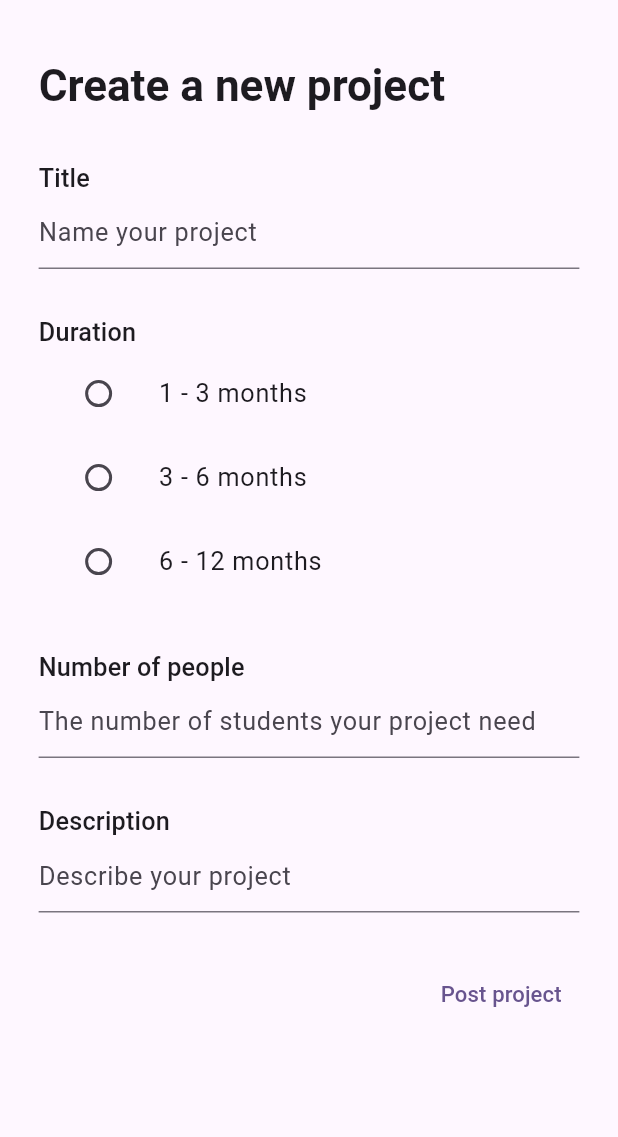
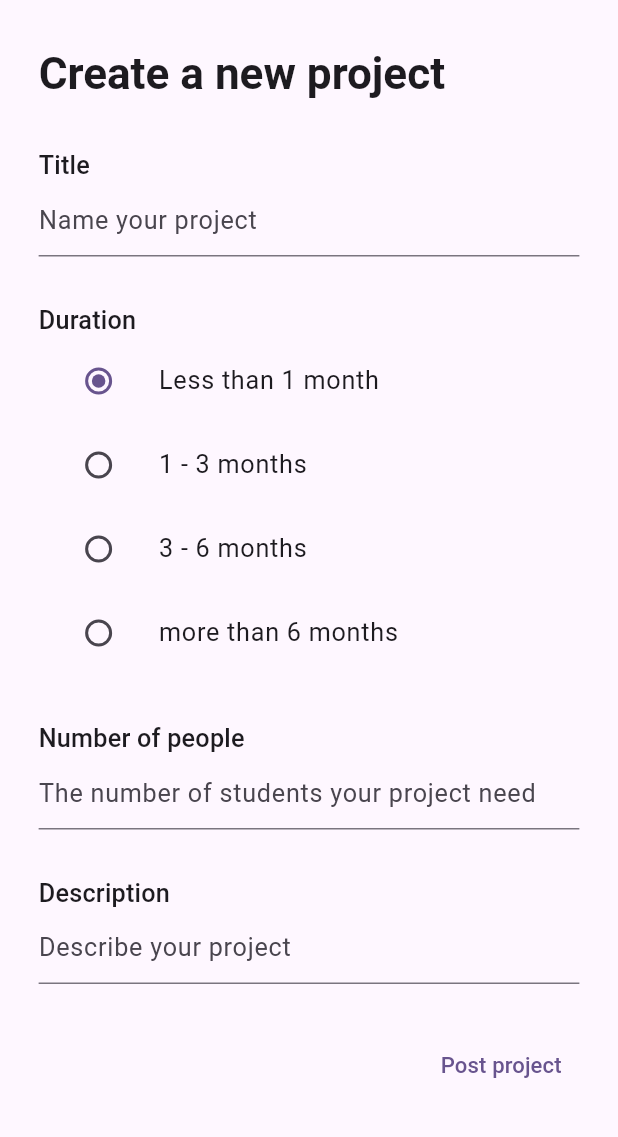
Before and after one commit to manhvu0803/student-hub-flutter, a Flutter app: the CompanyDashboard widget shown alone on an empty page, opened directly, after a tap on "Post a project", on a phone screen of 412 x 824 dp, the part 84-1221 px from its top. Run offline on Flutter 3.47's test engine with Material 3 defaults, Android fonts, the phone set to English and light mode, and no system bars; our stand-ins replace flutter_chat_types, flutter_chat_ui, shared_preferences; accounts and stored records are empty.

Commit message:
feat: Add project listing

```diff
--- a/lib/client/account_client.dart
+++ b/lib/client/account_client.dart
@@ -26,7 +26,7 @@ Future<void> signUp(String email, String password, String fullName, bool isStude
       "email": email,
       "password": password,
       "fullname": fullName,
-      "role": isStudent ? 1 : 0
+      "role": isStudent ? 0 : 1
     }),
     headers: {
       "Content-Type": "application/json"
--- a/lib/client/client.dart
+++ b/lib/client/client.dart
@@ -5,7 +5,6 @@ import './account_client.dart';
 import 'package:student_hub_flutter/models/user.dart';
 
 export './account_client.dart';
-export './company_client.dart';
 
 const String baseUrl = "https://api.studenthub.dev";
 
--- a/lib/client/company_client.dart
+++ b/lib/client/company_client.dart
@@ -4,13 +4,7 @@ import 'package:http/http.dart' as http;
 import './client.dart';
 
 Future<Project> createProject(Project project) async {
-  if (token.isEmpty || user == null) {
-    throw Exception("Hasn't logged in yet");
-  }
-
-  if (user!.company == null) {
-    throw Exception("User hasn't created a company profle");
-  }
+  _checkLogInState();
 
   var response = await http.post(
     Uri.parse("$baseUrl/api/project"),
@@ -30,3 +24,39 @@ Future<Project> createProject(Project project) async {
   var json = handleResponse(response);
   return Project.fromJson(json["result"]);
 }
+
+Future<List<Project>> getProjects() async {
+  _checkLogInState();
+
+  var response = await http.get(
+    Uri.parse("$baseUrl/api/project/company/${user!.company!.id}"),
+    headers: {
+      "Authorization": "Bearer $token",
+    }
+  );
+
+  var json = handleResponse(response);
+  var projects = <Project>[];
+
+  for (var innerJson in json["result"] ?? json) {
+    try {
+      projects.add(Project.fromJson(innerJson));
+    }
+    catch (e, stackTrace) {
+      print(e);
+      print(stackTrace);
+    }
+  }
+
+  return projects;
+}
+
+_checkLogInState() {
+  if (token.isEmpty || user == null) {
+    throw Exception("Hasn't logged in yet");
+  }
+
+  if (user!.company == null) {
+    throw Exception("User hasn't created a company profle");
+  }
+}
--- a/lib/models/category.dart
+++ b/lib/models/category.dart
@@ -10,7 +10,7 @@ class Category {
   Category.fromJson(Map<String, dynamic> json) :
     id = json["id"] ?? json["Id"] ?? json["ID"],
     name = json["name"] ?? json["Name"],
-    createdAt = DateTime.tryParse(json["createdAt"]) ?? DateTime.now(),
+    createdAt = DateTime.tryParse(json["createdAt"] ?? "") ?? DateTime.now(),
     updatedAt = DateTime.tryParse(json["updatedAt"] ?? ""),
     deletedAt = DateTime.tryParse(json["deletedAt"] ?? "");
 }
--- a/lib/models/project.dart
+++ b/lib/models/project.dart
@@ -1,3 +1,7 @@
+import 'project_scope.dart';
+
+export 'project_scope.dart';
+
 class Project {
   int id = -1;
   String title = '';
@@ -7,7 +11,7 @@ class Project {
   String description = '';
   String companyId = "";
   String companyName = "";
-  int projectScope = -1;
+  ProjectScope projectScope = ProjectScope.short;
   int numberOfStudent = -1;
   int type = -1;
   int proposalCount = -1;
@@ -17,16 +21,16 @@ class Project {
 
   Project.fromJson(Map<String, dynamic> json) :
     id = json["id"] ?? json["Id"] ?? json["ID"],
-    createdAt = json["createdAt"] ?? DateTime.now(),
-    updatedAt = json["updatedAt"],
-    deletedAt = json["deletedAt"],
+    createdAt = DateTime.tryParse(json["createdAt"] ?? "") ?? DateTime.now(),
+    updatedAt = DateTime.tryParse(json["updatedAt"] ?? ""),
+    deletedAt = DateTime.tryParse(json["deletedAt"] ?? ""),
     description = json["description"] ?? json["desc"],
-    companyId = json["companyId"],
-    companyName = json["companyName"],
-    projectScope = json["projectScopeFlag"],
-    title = json["title"],
-    numberOfStudent = json["numberOfStudent"],
-    type = json["type"],
-    proposalCount = json["countProposals"],
+    companyId = json["companyId"] ?? "",
+    companyName = json["companyName"] ?? "",
+    projectScope = ProjectScope.fromFlag(json["projectScopeFlag"] ?? -1),
+    title = json["title"] ?? -1,
+    numberOfStudent = json["numberOfStudent"] ?? -1,
+    type = json["type"] ?? -1,
+    proposalCount = json["countProposals"] ?? -1,
     isFavorite = json["isFavorite"] ?? false;
 }
--- /dev/null
+++ b/lib/models/project_scope.dart
@@ -0,0 +1,20 @@
+enum ProjectScope {
+  short(0, "Less than 1 month"),
+  medium(1, "1 - 3 months"),
+  long(2, "3 - 6 months"),
+  veryLong(3, "more than 6 months");
+
+  final int flag;
+  final String description;
+
+  const ProjectScope(this.flag, this.description);
+
+  static ProjectScope fromFlag(int flag) {
+    return switch (flag) {
+      0 => short,
+      1 => medium,
+      2 => long,
+      _ => veryLong
+    };
+  }
+}
--- a/lib/screens/company/company_dashboard.dart
+++ b/lib/screens/company/company_dashboard.dart
@@ -2,8 +2,11 @@ import 'package:flutter/material.dart';
 import 'package:student_hub_flutter/extensions/context_dialog_extension.dart';
 import 'package:student_hub_flutter/extensions/context_theme_extension.dart';
 import 'package:student_hub_flutter/extensions/date_time_extension.dart';
+import 'package:student_hub_flutter/models/project.dart';
 import 'package:student_hub_flutter/screens/post_project_page.dart';
 import 'package:student_hub_flutter/screens/company/project_page.dart';
+import 'package:student_hub_flutter/client/company_client.dart' as client;
+import 'package:student_hub_flutter/widgets/refreshable_future_builder.dart';
 
 class CompanyDashboard extends StatelessWidget {
   const CompanyDashboard({super.key});
@@ -15,7 +18,7 @@ class CompanyDashboard extends StatelessWidget {
       children: [
         Center(
           child: ElevatedButton(
-            onPressed: () => context.pushRoute((context) => const PostProjectTitle()),
+            onPressed: () => context.pushRoute((context) => const PostProjectPage()),
             child: const Text("Post a project")
           ),
         ),
@@ -54,21 +57,27 @@ class _DashboardProjectListView extends StatelessWidget {
 
   @override
   Widget build(BuildContext context) {
-    return ListView(
-      children: [
-        _DashboardProjectCard(
-          title: "Senior frontend developer (Fintech)",
-          createTime: DateTime.now().subtract(const Duration(days: 3)),
-          requests: const [
-            "Clear expectation about your project or deliverables",
-            "Detail tasks"
-          ],
-          proposalCount: 2,
-          messageCount: 4,
-          hireCount: 1
-        )
-      ]
+    return RefreshableFutureBuilder(
+      fetcher: client.getProjects,
+      builder: (context, data) => ListView(children: _getProjectCard(data))
     );
+  }
+
+  List<Widget> _getProjectCard(List<Project> projects) {
+    var cards = <Widget>[];
+
+    for (var project in projects) {
+      cards.add(_DashboardProjectCard(
+        title: project.title,
+        createTime: project.createdAt,
+        requests: const [],
+        proposalCount: project.proposalCount,
+        messageCount: 0,
+        hireCount: 0
+      ));
+    }
+
+    return cards;
   }
 }
 
@@ -99,7 +108,7 @@ class _DashboardProjectCard extends StatelessWidget {
     return Card(
       elevation: 2,
       child: InkWell(
-        onTap: () => context.pushRoute((context) => const ProjectPage(projectName: "projectName")),
+        onTap: () => context.pushRoute((context) => ProjectPage(projectName: title)),
         child: Column(
           mainAxisSize: MainAxisSize.min,
           children: [
@@ -118,7 +127,7 @@ class _DashboardProjectCard extends StatelessWidget {
                     style: TextStyle(color: context.textTheme.titleMedium!.color!.withAlpha(255 ~/ 1.5)),
                   ),
                   const SizedBox(height: 8),
-                  Text(
+                  if (requests.isNotEmpty) Text(
                     "Student are looking for",
                     style: context.textTheme.titleMedium,
                   ),
--- a/lib/screens/post_project_page.dart
+++ b/lib/screens/post_project_page.dart
@@ -4,24 +4,18 @@ import 'package:student_hub_flutter/extensions/context_dialog_extension.dart';
 import 'package:student_hub_flutter/extensions/context_theme_extension.dart';
 import 'package:student_hub_flutter/models/project.dart';
 import 'package:student_hub_flutter/widgets/page_screen.dart';
-import 'package:student_hub_flutter/client/client.dart' as client;
+import 'package:student_hub_flutter/client/company_client.dart' as client;
 
-class PostProjectTitle extends StatefulWidget {
+class PostProjectPage extends StatefulWidget {
   final Project? project;
 
-  const PostProjectTitle({super.key, this.project});
+  const PostProjectPage({super.key, this.project});
 
   @override
-  State<PostProjectTitle> createState() => _PostProjectTitle();
+  State<PostProjectPage> createState() => _PostProjectTitle();
 }
 
-class _PostProjectTitle extends State<PostProjectTitle> {
-  static const List<String> durationStrings = [
-    "1 - 3 months",
-    "3 - 6 months",
-    "6 - 12 months",
-  ];
-
+class _PostProjectTitle extends State<PostProjectPage> {
   late final Project _project;
 
   @override
@@ -36,9 +30,9 @@ class _PostProjectTitle extends State<PostProjectTitle> {
       child: Center(
         child: FractionallySizedBox(
           widthFactor: 0.875,
-          heightFactor: 0.9,
           child: ListView(
             children: [
+              const SizedBox(height: 30),
               Text(
                 "Create a new project",
                 style: context.textTheme.headlineMedium?.copyWith(fontWeight: FontWeight.w700),
@@ -92,15 +86,15 @@ class _PostProjectTitle extends State<PostProjectTitle> {
   List<Widget> _getDurationWidgets() {
     var widgets = <Widget>[];
 
-    for (int i = 0; i < durationStrings.length; ++i) {
+    for (var scope in ProjectScope.values) {
       widgets.add(ListTile(
         leading: Radio(
-          value: i,
+          value: scope,
           groupValue: _project.projectScope,
-          onChanged: (value) => setState(() => _project.projectScope = value ?? -1),
+          onChanged: (value) => setState(() => _project.projectScope = value ?? ProjectScope.short),
         ),
         title: Text(
-          durationStrings[i],
+          scope.description,
           style: Theme.of(context).textTheme.bodyLarge
         )
       ));
@@ -110,11 +104,6 @@ class _PostProjectTitle extends State<PostProjectTitle> {
   }
 
   void _onPostProjet(BuildContext context) {
-    if (_project.projectScope < 0) {
-      context.showTextSnackBar("Please choose a duration");
-      return;
-    }
-
     if (_project.numberOfStudent <= 0) {
       context.showTextSnackBar("Please specify the number of student needed");
       return;
--- a/lib/widgets/page_screen.dart
+++ b/lib/widgets/page_screen.dart
@@ -19,6 +19,8 @@ class PageScreen extends StatelessWidget {
 
   final void Function()? customBackButtonCallback;
 
+  final List<Widget>? customActions;
+
   const PageScreen({
     super.key,
     this.title = "StudentHub",
@@ -28,22 +30,25 @@ class PageScreen extends StatelessWidget {
     this.hasBackButton,
     this.customBackButtonCallback,
     this.floatingActionButton,
-    this.useTrailingButton = true
+    this.useTrailingButton = true,
+    this.customActions
   });
 
   @override
   Widget build(BuildContext context) {
+    var actions = customActions ?? [
+      if (useTrailingButton) IconButton(
+        onPressed: () => context.pushRoute((context) => const ProfilePage()),
+        icon: const Icon(Icons.person)
+      )
+    ];
+
     return Scaffold(
       appBar: AppBar(
         backgroundColor: Theme.of(context).colorScheme.inversePrimary,
         title: Text(title),
         leading: _getBackButton(context),
-        actions: [
-          if (useTrailingButton) IconButton(
-            onPressed: () => context.pushRoute((context) => const ProfilePage()),
-            icon: const Icon(Icons.person)
-          )
-        ],
+        actions: actions,
         bottom: appBarBottom,
       ),
       floatingActionButton: floatingActionButton,
--- /dev/null
+++ b/lib/widgets/refreshable_future_builder.dart
@@ -0,0 +1,72 @@
+import 'package:flutter/material.dart';
+
+class RefreshableFutureBuilder<T> extends StatefulWidget {
+  final Widget? childWidget;
+
+  final Widget Function(BuildContext context, T data)? childBuilder;
+
+  final Future<T> Function() fetcher;
+
+  const RefreshableFutureBuilder({
+    super.key,
+    required this.fetcher,
+    required Widget Function(BuildContext context, T data) builder
+  }) :
+    childBuilder = builder,
+    childWidget = null;
+
+  const RefreshableFutureBuilder.widget({
+    super.key,
+    required this.fetcher,
+    required Widget child
+  }) :
+    childWidget = child,
+    childBuilder = null;
+
+  @override
+  State<RefreshableFutureBuilder> createState() => _RefreshableFutureBuilderState<T>();
+}
+
+class _RefreshableFutureBuilderState<T> extends State<RefreshableFutureBuilder<T>> {
+  @override
+  Widget build(BuildContext context) {
+    return FutureBuilder<T>(
+      future: widget.fetcher(),
+      builder: _builder,
+    );
+  }
+
+  Widget _builder(BuildContext context, AsyncSnapshot snapshot) {
+    if (snapshot.connectionState == ConnectionState.waiting || snapshot.connectionState == ConnectionState.active) {
+      return const Column(
+        children: [
+          SizedBox(height: 100),
+          SizedBox(
+            width: 50,
+            height: 50,
+            child: CircularProgressIndicator()
+          ),
+        ],
+      );
+    }
+
+    if (snapshot.connectionState == ConnectionState.none || (snapshot.data == null && null is! T)) {
+      return Column(
+        children: [
+          const SizedBox(height: 100),
+          const Text("There's a problem fetching data. Please try again"),
+          const SizedBox(height: 50),
+          TextButton(
+            onPressed: () => setState(() {}),
+            child: const Text("Retry")
+          )
+        ],
+      );
+    }
+
+    return RefreshIndicator(
+      onRefresh: () async => setState(() {}),
+      child: widget.childBuilder?.call(context, snapshot.data) ?? widget.childWidget!
+    );
+  }
+}
```
Also changed, not shown: lib/models/company_size.dart (added, +22 -0 lines), lib/models/company_user.dart (+6 -2 lines), lib/screens/company/project_page.dart (+18 -1 lines), 1 other file.
